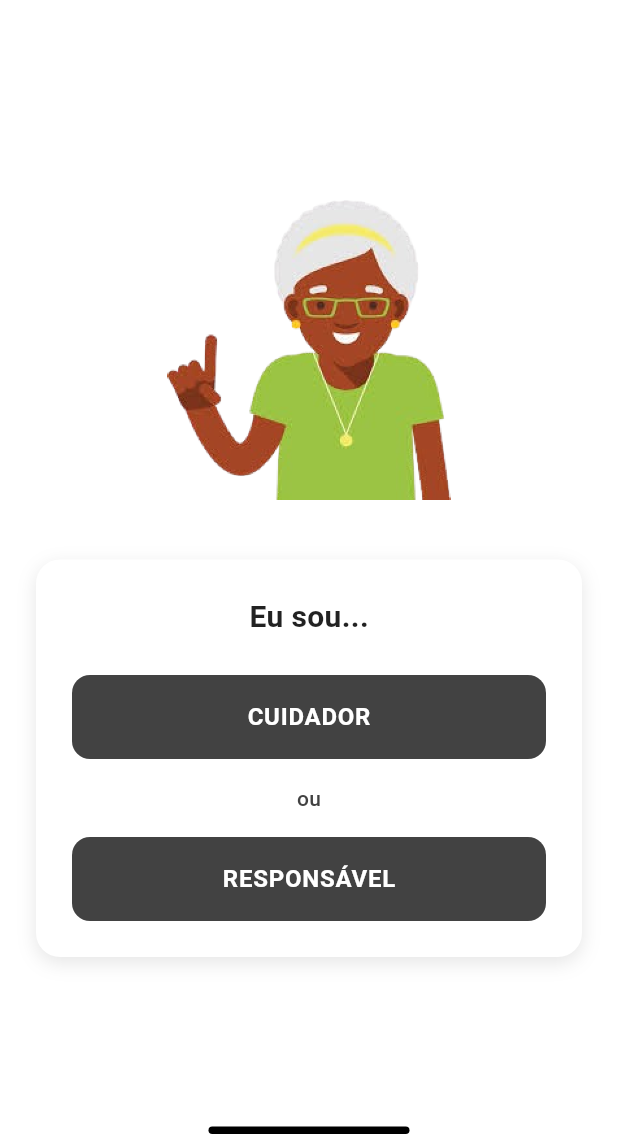
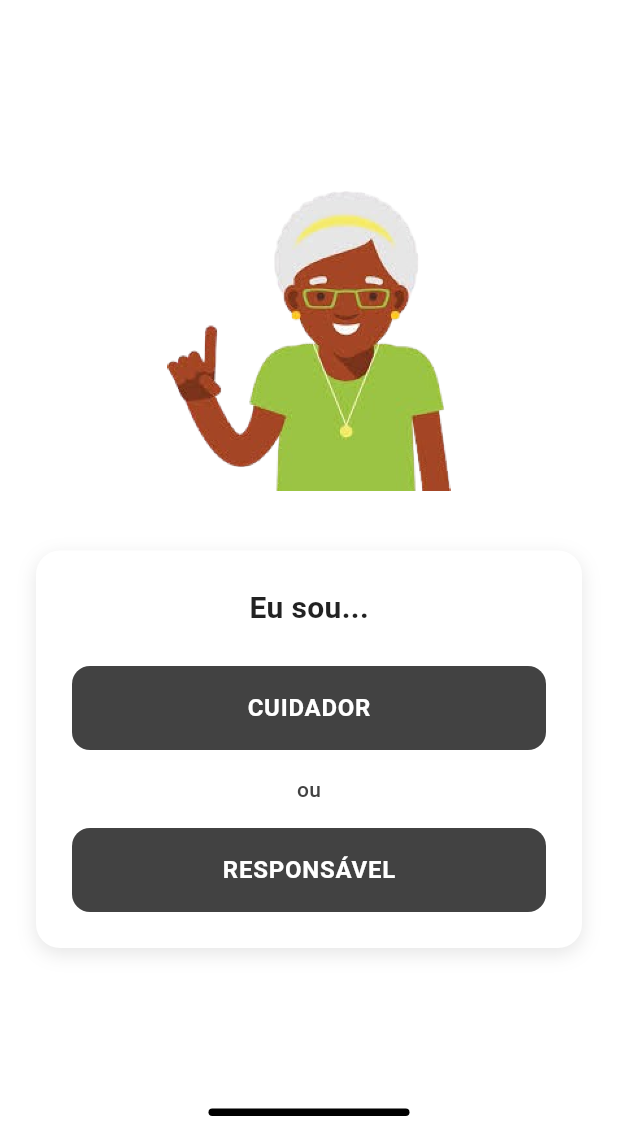
Before and after one commit to JulioFranciscoBernardino/CogitareApp, a Flutter app: the screen it shows after launch, after a tap on "Pular", after a tap on "Vamos começar!", on a phone screen of 412 x 824 dp, the part 90-1236 px from its top. Run offline on Flutter 3.47's test engine with Material 3 defaults, Android fonts, the phone set to English and light mode, and no system bars; our stand-ins replace shared_preferences; accounts and stored records are empty; network calls fail.

Commit message:
Refactor initial screen logic and improve onboarding UI
Replaces TelaCarregamento with VerificadorInicial for initial route logic, simplifying navigation and removing the old loading screen. Updates onboarding, role selection, login, and registration screens to better handle device bottom padding for improved UI on various devices. Adjusts route names for consistency, adds a debug data-clear button to the responsible dashboard, and refines authentication service logic for onboarding and signup process handling.

```diff
--- a/lib/main.dart
+++ b/lib/main.dart
@@ -1,5 +1,5 @@
 import 'package:flutter/material.dart';
-import 'screens/tela_carregamento.dart';
+import 'widgets/verificador_inicial.dart';
 import 'screens/selecao_papel.dart';
 import 'screens/tela_login_unificada.dart';
 import 'screens/tela_cadastro_cuidador.dart';
@@ -64,15 +64,13 @@ class CogitareApp extends StatelessWidget {
     );
 
     return MaterialApp(
-      home: const TelaCarregamento(),
+      home: const VerificadorInicial(),
       debugShowCheckedModeBanner: false,
       title: 'COGITARE',
       theme: theme,
-      initialRoute: TelaCarregamento.route,
       routes: {
-        TelaCarregamento.route: (_) => const TelaCarregamento(),
         '/onboarding': (_) => const OnboardingScreen(),
-        '/role-selection': (_) => const SelecaoPapel(),
+        '/selecao-papel': (_) => const SelecaoPapel(),
         TelaLoginUnificada.route: (_) => const TelaLoginUnificada(),
         TelaCadastroCuidador.route: (_) => const TelaCadastroCuidador(),
         TelaCadastroResponsavel.route: (_) => const TelaCadastroResponsavel(),
--- a/lib/screens/onboarding.dart
+++ b/lib/screens/onboarding.dart
@@ -53,7 +53,8 @@ class _OnboardingScreenState extends State<OnboardingScreen> {
   @override
   Widget build(BuildContext context) {
     return Scaffold(
-      body: PageView.builder(
+      body: SafeArea(
+        child: PageView.builder(
           controller: _pageController,
           onPageChanged: (index) => setState(() => _currentPage = index),
           itemCount: onboardingData.length + 1, // +1 para tela final
@@ -73,12 +74,11 @@ class _OnboardingScreenState extends State<OnboardingScreen> {
 
                   // Conteúdo principal
                   Expanded(
-                  child: SingleChildScrollView(
+                    child: Padding(
                       padding: const EdgeInsets.symmetric(horizontal: 24),
                       child: Column(
+                        mainAxisAlignment: MainAxisAlignment.spaceEvenly,
                         children: [
-                        const SizedBox(height: 20),
-
                           // Título principal
                           Text(
                             data["title"] as String,
@@ -89,8 +89,6 @@ class _OnboardingScreenState extends State<OnboardingScreen> {
                               color: Color(0xFF28323C),
                             ),
                           ),
-
-                        const SizedBox(height: 16),
 
                           // Subtítulo
                           if (data["subtitle"] != null &&
@@ -111,8 +109,8 @@ class _OnboardingScreenState extends State<OnboardingScreen> {
                             const SizedBox(height: 24),
                             ...((data["benefits"] as List)
                                 .map((benefit) => Padding(
-                                    padding:
-                                        const EdgeInsets.symmetric(vertical: 4),
+                                      padding: const EdgeInsets.symmetric(
+                                          vertical: 4),
                                       child: Row(
                                         crossAxisAlignment:
                                             CrossAxisAlignment.start,
@@ -139,8 +137,6 @@ class _OnboardingScreenState extends State<OnboardingScreen> {
                                     ))),
                           ],
 
-                        const SizedBox(height: 30),
-
                           // Imagem
                           if (data["image"] != null)
                             SizedBox(
@@ -150,8 +146,6 @@ class _OnboardingScreenState extends State<OnboardingScreen> {
                                 fit: BoxFit.fitWidth,
                               ),
                             ),
-
-                        const SizedBox(height: 20),
                         ],
                       ),
                     ),
@@ -161,13 +155,14 @@ class _OnboardingScreenState extends State<OnboardingScreen> {
             );
           },
         ),
-      bottomNavigationBar: _buildDots(),
+      ),
+      bottomNavigationBar: _buildDots(context),
     );
   }
 
   Widget _buildHeader() {
     return Container(
-      padding: const EdgeInsets.fromLTRB(24, 50, 24, 20),
+      padding: const EdgeInsets.fromLTRB(24, 20, 24, 20),
       child: Row(
         children: [
           // Logo horizontal
@@ -212,19 +207,23 @@ class _OnboardingScreenState extends State<OnboardingScreen> {
     );
   }
 
-  Widget _buildDots() {
-    return Row(
+  Widget _buildDots(BuildContext context) {
+    final bottomPadding = MediaQuery.of(context).padding.bottom;
+    return Container(
+      padding: EdgeInsets.only(bottom: bottomPadding + 20),
+      child: Row(
         mainAxisAlignment: MainAxisAlignment.center,
         children: List.generate(
           onboardingData.length,
           (index) => AnimatedContainer(
             duration: const Duration(milliseconds: 300),
-          margin: const EdgeInsets.symmetric(horizontal: 4, vertical: 20),
+            margin: const EdgeInsets.symmetric(horizontal: 4),
             height: 8,
             width: _currentPage == index ? 24 : 8,
             decoration: BoxDecoration(
               color: _currentPage == index ? Colors.blue : Colors.grey,
               borderRadius: BorderRadius.circular(12),
+            ),
           ),
         ),
       ),
@@ -256,7 +255,7 @@ class _OnboardingScreenState extends State<OnboardingScreen> {
           ),
 
           // Botão e textos inferiores
-          _buildWelcomeFooter(),
+          _buildWelcomeFooter(context),
         ],
       ),
     );
@@ -264,7 +263,7 @@ class _OnboardingScreenState extends State<OnboardingScreen> {
 
   Widget _buildWelcomeHeader() {
     return Container(
-      padding: const EdgeInsets.fromLTRB(24, 50, 24, 20),
+      padding: const EdgeInsets.fromLTRB(24, 20, 24, 20),
       child: Row(
         children: [
           // Logo horizontal
@@ -281,9 +280,10 @@ class _OnboardingScreenState extends State<OnboardingScreen> {
     );
   }
 
-  Widget _buildWelcomeFooter() {
+  Widget _buildWelcomeFooter(BuildContext context) {
+    final bottomPadding = MediaQuery.of(context).padding.bottom;
     return Container(
-      padding: const EdgeInsets.fromLTRB(24, 20, 24, 40),
+      padding: EdgeInsets.fromLTRB(24, 20, 24, bottomPadding + 40),
       child: Column(
         children: [
           // Botão principal
@@ -332,7 +332,8 @@ class _OnboardingScreenState extends State<OnboardingScreen> {
                 WidgetSpan(
                   child: GestureDetector(
                     onTap: () {
-                      Navigator.pushReplacementNamed(context, '/unified-login');
+                      Navigator.pushReplacementNamed(
+                          context, '/login-unificado');
                     },
                     child: const Text(
                       "Faça login.",
--- a/lib/screens/selecao_papel.dart
+++ b/lib/screens/selecao_papel.dart
@@ -11,6 +11,8 @@ class SelecaoPapel extends StatelessWidget {
 
   @override
   Widget build(BuildContext context) {
+    final bottomPadding = MediaQuery.of(context).padding.bottom;
+
     return Scaffold(
       backgroundColor: Colors.white,
       body: SafeArea(
@@ -186,7 +188,7 @@ class SelecaoPapel extends StatelessWidget {
 
             // Home indicator (simulado)
             Container(
-              margin: const EdgeInsets.only(bottom: 8),
+              margin: EdgeInsets.only(bottom: bottomPadding + 20),
               width: 134,
               height: 5,
               decoration: BoxDecoration(
--- a/lib/screens/tela_cadastro_cuidador.dart
+++ b/lib/screens/tela_cadastro_cuidador.dart
@@ -542,7 +542,8 @@ class _StepScaffold extends StatelessWidget {
   Widget build(BuildContext context) {
     return SafeArea(
       child: SingleChildScrollView(
-        padding: const EdgeInsets.all(24),
+        padding: EdgeInsets.fromLTRB(
+            24, 24, 24, MediaQuery.of(context).padding.bottom + 60),
         child: Column(
           children: [
             child,
--- a/lib/screens/tela_cadastro_idoso.dart
+++ b/lib/screens/tela_cadastro_idoso.dart
@@ -563,7 +563,8 @@ class _Step extends StatelessWidget {
   Widget build(BuildContext context) {
     return SafeArea(
       child: SingleChildScrollView(
-        padding: const EdgeInsets.all(24),
+        padding: EdgeInsets.fromLTRB(
+            24, 24, 24, MediaQuery.of(context).padding.bottom + 60),
         child: Column(
           children: [
             child,
--- a/lib/screens/tela_cadastro_responsavel.dart
+++ b/lib/screens/tela_cadastro_responsavel.dart
@@ -213,7 +213,8 @@ class _TelaCadastroResponsavelState extends State<TelaCadastroResponsavel> {
       ),
       body: SafeArea(
         child: SingleChildScrollView(
-          padding: const EdgeInsets.all(24),
+          padding: EdgeInsets.fromLTRB(
+              24, 24, 24, MediaQuery.of(context).padding.bottom + 60),
           child: Column(
             children: [
               TextFormField(
--- a/lib/screens/tela_carregamento.dart
+++ /dev/null
@@ -1,228 +0,0 @@
-import 'package:flutter/material.dart';
-import 'onboarding.dart';
-import 'selecao_papel.dart';
-import 'tela_dashboard_cuidador.dart';
-import 'tela_dashboard_responsavel.dart';
-import '../services/servico_autenticacao.dart';
-
-class TelaCarregamento extends StatefulWidget {
-  static const route = '/carregamento';
-  const TelaCarregamento({super.key});
-
-  @override
-  State<TelaCarregamento> createState() => _TelaCarregamentoState();
-}
-
-class _TelaCarregamentoState extends State<TelaCarregamento>
-    with SingleTickerProviderStateMixin {
-  late AnimationController _animationController;
-  late Animation<double> _fadeAnimation;
-  late Animation<double> _scaleAnimation;
-
-  @override
-  void initState() {
-    super.initState();
-
-    // Configurar animações
-    _animationController = AnimationController(
-      duration: const Duration(milliseconds: 2000),
-      vsync: this,
-    );
-
-    _fadeAnimation = Tween<double>(
-      begin: 0.0,
-      end: 1.0,
-    ).animate(CurvedAnimation(
-      parent: _animationController,
-      curve: const Interval(0.0, 0.6, curve: Curves.easeIn),
-    ));
-
-    _scaleAnimation = Tween<double>(
-      begin: 0.8,
-      end: 1.0,
-    ).animate(CurvedAnimation(
-      parent: _animationController,
-      curve: const Interval(0.2, 0.8, curve: Curves.elasticOut),
-    ));
-
-    // Iniciar animação
-    _animationController.forward();
-
-    // Aguardar animação e analisar login
-    _checkLoginAndNavigate();
-  }
-
-  @override
-  void dispose() {
-    _animationController.dispose();
-    super.dispose();
-  }
-
-  Future<void> _checkLoginAndNavigate() async {
-    // Aguardar a animação terminar (2 segundos)
-    await Future.delayed(const Duration(seconds: 2));
-
-    if (!mounted) return;
-
-    try {
-      // Verificar se está logado
-      final isLoggedIn = await ServicoAutenticacao.isLoggedIn();
-      print('🔍 Logado: $isLoggedIn');
-
-      // Verificar se está no processo de cadastro
-      final isInSignupProcess = await ServicoAutenticacao.isInSignupProcess();
-      print('🔍 Em processo de cadastro: $isInSignupProcess');
-
-      // Verificar se é primeira vez
-      final isFirstTime = await ServicoAutenticacao.isFirstTime();
-      print('🔍 Primeira vez: $isFirstTime');
-
-      Widget destination;
-
-      if (isLoggedIn) {
-        // Se está logado, vai para dashboard baseado no tipo
-        print('🎯 Usuário logado - indo para dashboard');
-        final userType = await ServicoAutenticacao.getUserType();
-        if (userType == 'cuidador') {
-          destination = const TelaDashboardCuidador();
-        } else if (userType == 'responsavel') {
-          destination = const TelaDashboardResponsavel();
-        } else {
-          destination = const SelecaoPapel();
-        }
-      } else if (isInSignupProcess) {
-        // Se está no processo de cadastro, volta para seleção de papel
-        print('🎯 Em processo de cadastro - indo para role selection');
-        destination = const SelecaoPapel();
-      } else if (isFirstTime) {
-        // Se é primeira vez e não está logado, vai para onboarding
-        print('🎯 Primeira vez - indo para onboarding');
-        destination = const OnboardingScreen();
-      } else {
-        // Se já viu onboarding mas não está logado, vai para seleção de papel
-        print(
-            '🎯 Não é primeira vez e não está logado - indo para role selection');
-        destination = const SelecaoPapel();
-      }
-
-      // Navegar para o destino
-      if (mounted) {
-        Navigator.pushReplacement(
-          context,
-          PageRouteBuilder(
-            pageBuilder: (context, animation, secondaryAnimation) =>
-                destination,
-            transitionsBuilder:
-                (context, animation, secondaryAnimation, child) {
-              return FadeTransition(opacity: animation, child: child);
-            },
-            transitionDuration: const Duration(milliseconds: 500),
-          ),
-        );
-      }
-    } catch (e) {
-      print('Erro ao verificar login: $e');
-      // Em caso de erro, vai para seleção de papel
-      if (mounted) {
-        Navigator.pushReplacement(
-          context,
-          PageRouteBuilder(
-            pageBuilder: (context, animation, secondaryAnimation) =>
-                const SelecaoPapel(),
-            transitionsBuilder:
-                (context, animation, secondaryAnimation, child) {
-              return FadeTransition(opacity: animation, child: child);
-            },
-            transitionDuration: const Duration(milliseconds: 500),
-          ),
-        );
-      }
-    }
-  }
-
-  @override
-  Widget build(BuildContext context) {
-    return Scaffold(
-      backgroundColor: Colors.white,
-      body: Center(
-        child: AnimatedBuilder(
-          animation: _animationController,
-          builder: (context, child) {
-            return FadeTransition(
-              opacity: _fadeAnimation,
-              child: ScaleTransition(
-                scale: _scaleAnimation,
-                child: Column(
-                  mainAxisAlignment: MainAxisAlignment.center,
-                  children: [
-                    // Logo do Cogitare
-                    Container(
-                      width: 200,
-                      height: 200,
-                      decoration: BoxDecoration(
-                        borderRadius: BorderRadius.circular(20),
-                        boxShadow: [
-                          BoxShadow(
-                            color: Colors.black.withOpacity(0.1),
-                            blurRadius: 20,
-                            offset: const Offset(0, 10),
-                          ),
-                        ],
-                      ),
-                      child: ClipRRect(
-                        borderRadius: BorderRadius.circular(20),
-                        child: Image.asset(
-                          'assets/images/logo_cogitare.png',
-                          fit: BoxFit.contain,
-                        ),
-                      ),
-                    ),
-
-                    const SizedBox(height: 40),
-
-                    // Texto COGITARE
-                    const Text(
-                      'COGITARE',
-                      style: TextStyle(
-                        fontSize: 32,
-                        fontWeight: FontWeight.bold,
-                        color: Colors.black87,
-                        letterSpacing: 2,
-                      ),
-                    ),
-
-                    const SizedBox(height: 16),
-
-                    // Subtítulo
-                    const Text(
-                      'Cuidando com carinho',
-                      style: TextStyle(
-                        fontSize: 16,
-                        color: Colors.grey,
-                        fontStyle: FontStyle.italic,
-                      ),
-                    ),
-
-                    const SizedBox(height: 60),
-
-                    // Indicador de carregamento
-                    SizedBox(
-                      width: 40,
-                      height: 40,
-                      child: CircularProgressIndicator(
-                        strokeWidth: 3,
-                        valueColor: AlwaysStoppedAnimation<Color>(
-                          Colors.green.withOpacity(0.7),
-                        ),
-                      ),
-                    ),
-                  ],
-                ),
-              ),
-            );
-          },
-        ),
-      ),
-    );
-  }
-}
--- a/lib/screens/tela_dashboard_cuidador.dart
+++ b/lib/screens/tela_dashboard_cuidador.dart
@@ -219,7 +219,7 @@ class _TelaDashboardCuidadorState extends State<TelaDashboardCuidador> {
       // Navegar para tela de seleção de papel
       Navigator.pushNamedAndRemoveUntil(
         context,
-        '/role-selection',
+        '/selecao-papel',
         (route) => false,
       );
 
--- a/lib/screens/tela_dashboard_responsavel.dart
+++ b/lib/screens/tela_dashboard_responsavel.dart
@@ -94,6 +94,23 @@ class _TelaDashboardResponsavelState extends State<TelaDashboardResponsavel> {
                       size: 24,
                     ),
                   ),
+                  // Botão temporário para limpar dados (DEBUG)
+                  IconButton(
+                    onPressed: () async {
+                      await ServicoAutenticacao.clearAllData();
+                      ScaffoldMessenger.of(context).showSnackBar(
+                        const SnackBar(
+                          content: Text('Dados limpos! Reinicie o app.'),
+                          backgroundColor: Colors.orange,
+                        ),
+                      );
+                    },
+                    icon: const Icon(
+                      Icons.clear_all,
+                      color: Colors.orange,
+                      size: 24,
+                    ),
+                  ),
                   // Botão de logout
                   IconButton(
                     onPressed: _handleLogout,
@@ -179,7 +196,7 @@ class _TelaDashboardResponsavelState extends State<TelaDashboardResponsavel> {
                         suggestedCaregivers: _suggestedCaregivers,
                         onViewAllTap: () {
                           // Navegar para tela de cuidadores próximos
-                          Navigator.pushNamed(context, '/nearby-caregivers');
+                          Navigator.pushNamed(context, '/cuidadores-proximos');
                         },
                         onCaregiverTap: (caregiver) {
                           // Navegar para detalhes do cuidador
@@ -431,7 +448,7 @@ class _TelaDashboardResponsavelState extends State<TelaDashboardResponsavel> {
       // Navegar para tela de seleção de papel
       Navigator.pushNamedAndRemoveUntil(
         context,
-        '/role-selection',
+        '/selecao-papel',
         (route) => false,
       );
 
--- a/lib/screens/tela_login_unificada.dart
+++ b/lib/screens/tela_login_unificada.dart
@@ -21,6 +21,8 @@ class _TelaLoginUnificadaState extends State<TelaLoginUnificada> {
 
   @override
   Widget build(BuildContext context) {
+    final bottomPadding = MediaQuery.of(context).padding.bottom;
+
     return Scaffold(
       backgroundColor: Colors.white,
       body: SafeArea(
@@ -398,7 +400,7 @@ class _TelaLoginUnificadaState extends State<TelaLoginUnificada> {
 
             // Home indicator
             Container(
-              margin: const EdgeInsets.only(bottom: 8),
+              margin: EdgeInsets.only(bottom: bottomPadding + 20),
               width: 134,
               height: 5,
               decoration: BoxDecoration(
--- a/lib/services/servico_autenticacao.dart
+++ b/lib/services/servico_autenticacao.dart
@@ -97,6 +97,8 @@ class ServicoAutenticacao {
       await prefs.remove(_userTypeKey);
       await prefs.remove(_userDataKey);
       await prefs.remove(_tokenKey);
+      await prefs
+          .remove('in_signup_process'); // Limpar flag de processo de cadastro
 
       print('Dados de login limpos com sucesso');
     } catch (e) {
@@ -192,16 +194,7 @@ class ServicoAutenticacao {
       final flag = prefs.getBool('in_signup_process') ?? false;
       print('🔍 Flag de processo de cadastro: $flag');
 
-      // Verificação adicional: se tem dados de usuário mas não está logado
-      final hasUserData = prefs.getString(_userDataKey) != null;
-      final isLoggedIn = prefs.getBool(_isLoggedInKey) ?? false;
-      final inProcess = flag || (hasUserData && !isLoggedIn);
-
-      print('🔍 Tem dados de usuário: $hasUserData');
-      print('🔍 Está logado: $isLoggedIn');
-      print('🔍 Em processo de cadastro (final): $inProcess');
-
-      return inProcess;
+      return flag;
     } catch (e) {
       print('Erro ao verificar processo de cadastro: $e');
       return false;
@@ -219,20 +212,25 @@ class ServicoAutenticacao {
     }
   }
 
+  // Limpar dados de processo de cadastro especificamente
+  static Future<void> clearSignupData() async {
+    try {
+      final prefs = await SharedPreferences.getInstance();
+      await prefs.remove('in_signup_process');
+      print('Dados de processo de cadastro limpos com sucesso');
+    } catch (e) {
+      print('Erro ao limpar dados de processo de cadastro: $e');
+    }
+  }
+
   // Obter rota inicial baseada no status de login
   static Future<String> getInitialRoute() async {
     try {
       final isLoggedIn = await ServicoAutenticacao.isLoggedIn();
-      final isFirstTime = await ServicoAutenticacao.isFirstTime();
 
-      // Se não está logado e é primeira vez, vai para onboarding
-      if (!isLoggedIn && isFirstTime) {
+      // Se não está logado, sempre vai para tela de onboarding
+      if (!isLoggedIn) {
         return '/onboarding';
-      }
-
-      // Se não está logado mas já viu onboarding, vai para seleção de papel
-      if (!isLoggedIn && !isFirstTime) {
-        return '/role-selection';
       }
 
       // Se está logado, vai para dashboard baseado no tipo
@@ -245,11 +243,11 @@ class ServicoAutenticacao {
         }
       }
 
-      // Fallback para seleção de papel
-      return '/role-selection';
+      // Fallback para tela de onboarding
+      return '/onboarding';
     } catch (e) {
       print('Erro ao determinar rota inicial: $e');
-      return '/role-selection';
+      return '/onboarding';
     }
   }
 }
--- /dev/null
+++ b/lib/widgets/verificador_inicial.dart
@@ -0,0 +1,50 @@
+import 'package:flutter/material.dart';
+import '../services/servico_autenticacao.dart';
+import '../screens/onboarding.dart';
+import '../screens/tela_dashboard_cuidador.dart';
+import '../screens/tela_dashboard_responsavel.dart';
+
+class VerificadorInicial extends StatelessWidget {
+  const VerificadorInicial({super.key});
+
+  @override
+  Widget build(BuildContext context) {
+    return FutureBuilder<Widget>(
+      future: _determinarTelaInicial(),
+      builder: (context, snapshot) {
+        if (snapshot.connectionState == ConnectionState.waiting) {
+          return const Scaffold(
+            body: Center(
+              child: CircularProgressIndicator(),
+            ),
+          );
+        }
+
+        return snapshot.data ?? const OnboardingScreen();
+      },
+    );
+  }
+
+  Future<Widget> _determinarTelaInicial() async {
+    try {
+      // Verificar se está logado
+      final isLoggedIn = await ServicoAutenticacao.isLoggedIn();
+
+      if (isLoggedIn) {
+        // Se está logado, vai para dashboard baseado no tipo
+        final userType = await ServicoAutenticacao.getUserType();
+        if (userType == 'cuidador') {
+          return const TelaDashboardCuidador();
+        } else if (userType == 'responsavel') {
+          return const TelaDashboardResponsavel();
+        }
+      }
+
+      // Se não está logado, sempre vai para tela de onboarding
+      return const OnboardingScreen();
+    } catch (e) {
+      print('Erro ao verificar estado inicial: $e');
+      return const OnboardingScreen();
+    }
+  }
+}
```
Lines whose indentation alone changed are shown as unchanged.
